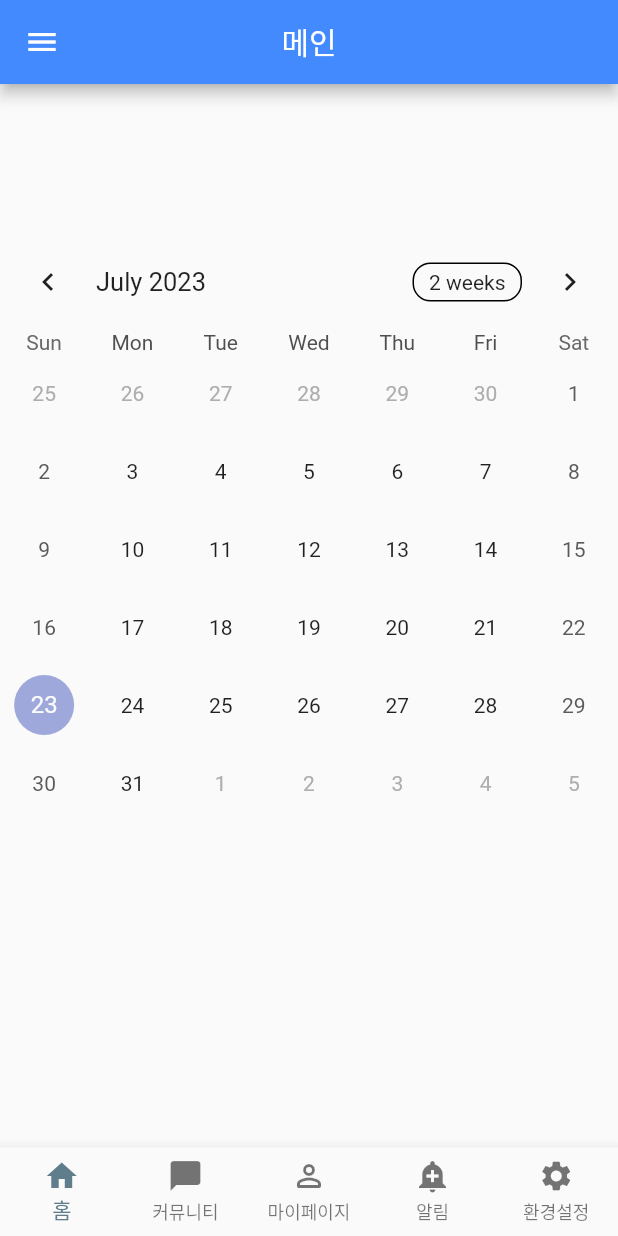
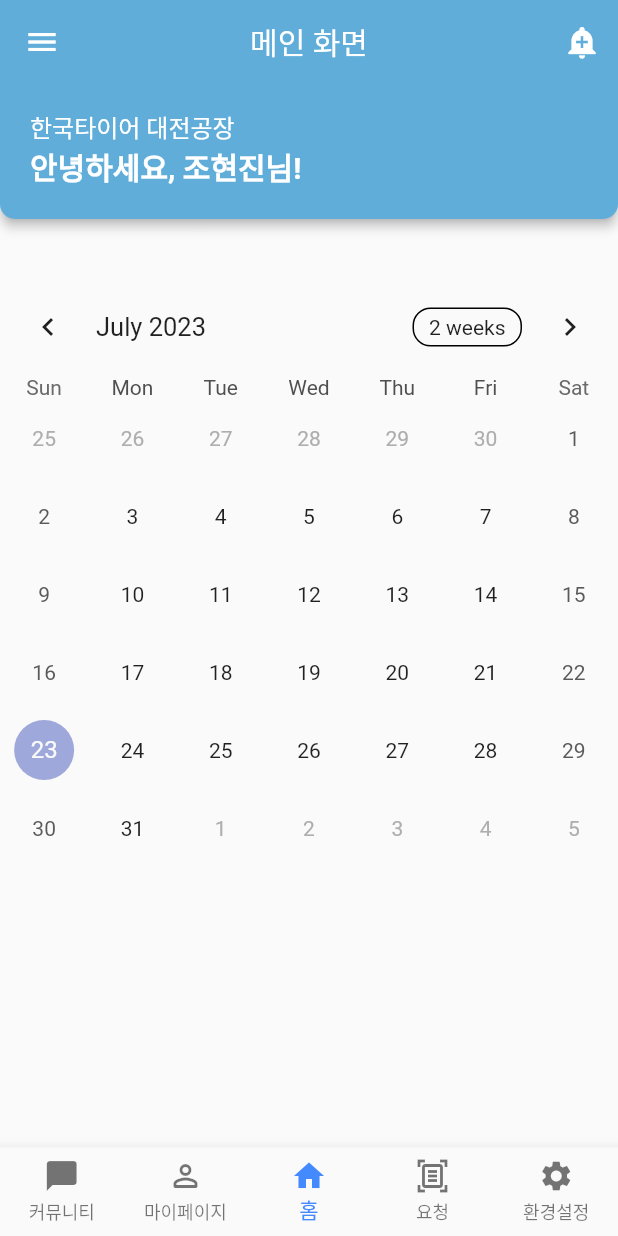
Before and after one commit to Kookmin-Contest/towork-frontend, a Flutter app: the MainMenu screen opened directly, on a phone screen of 412 x 824 dp. Run offline on Flutter 3.47's test engine with Material 2 defaults, Android fonts, the phone set to English and light mode, and no system bars; drawn by our look-alikes of table_calendar; our stand-ins replace dio, flutter_secure_storage, flutter_signin_button, fluttertoast; missing offline and left inert: dart_jsonwebtoken; accounts and stored records are empty.

Commit message:
Round Appbar 만들기

```diff
--- a/lib/main.dart
+++ b/lib/main.dart
@@ -1,5 +1,6 @@
 import 'package:flutter/material.dart';
 import 'package:gotowork/screens/login_menu.dart';
+import 'package:gotowork/shared/menu_main.dart';
 
 void main() {
   runApp(MyApp());
@@ -16,7 +17,7 @@ class MyApp extends StatelessWidget {
         brightness: Brightness.light,
         visualDensity: VisualDensity.adaptivePlatformDensity
       ),
-      home: LogIn(),
+      home: MainMenu(),
     );
   }
 }
--- a/lib/screens/home_menu.dart
+++ b/lib/screens/home_menu.dart
@@ -17,7 +17,7 @@ class _HomeMenuState extends State<HomeMenu> {
           child: Center(
             child: Column(
               children: [
-                SizedBox(height: 100.0),
+                SizedBox(height: 40.0),
                 Calendar(),
               ],
             )
--- a/lib/shared/menu_appbar.dart
+++ b/lib/shared/menu_appbar.dart
@@ -2,7 +2,7 @@ import 'package:flutter/material.dart';
 
 // 끝이 둥근 Appbar 만들어둔겁니다. 필요없으면 지울 예정
 class RoundAppBar extends StatelessWidget implements PreferredSizeWidget{
-  final double barHeight = 50;
+  final double barHeight = 90;
   const RoundAppBar({super.key});
 
   @override
@@ -10,16 +10,35 @@ class RoundAppBar extends StatelessWidget implements PreferredSizeWidget{
   @override
   Widget build(BuildContext context) {
     return AppBar(
-      title: Center(child: Text('화면')),
+      title: Text('메인 화면'),
       centerTitle: true,
-      leading: IconButton(icon: Icon(Icons.menu), onPressed: () {}),
+      backgroundColor: const Color(0xff60adda),
+      elevation: 3.0,
       actions: <Widget>[
-          IconButton(icon: Icon(Icons.perm_identity_rounded), onPressed: () {})
+          IconButton(icon: Icon(Icons.add_alert), onPressed: () {})
       ],
       shape: RoundedRectangleBorder(
         borderRadius: BorderRadius.vertical(
-          bottom: Radius.circular(48.0),
+          bottom: Radius.circular(10.0),
         ),
+      ),
+      bottom: PreferredSize(
+        preferredSize: Size.fromHeight(30.0),
+        child: Container(
+          alignment: Alignment.centerLeft,
+          padding: EdgeInsets.fromLTRB(20, 0, 0, 20),
+          child: Column(
+            crossAxisAlignment: CrossAxisAlignment.start,
+            children: [
+              Text('한국타이어 대전공장',
+                style: TextStyle(color: Colors.white, fontSize: 16.0),
+              ),
+              Text('안녕하세요, 조현진님!',
+                style: TextStyle(color: Colors.white, fontSize: 20.0,fontWeight: FontWeight.bold),
+              )
+            ],
+          ),
+        )
       ),
     );
   }
--- a/lib/shared/menu_main.dart
+++ b/lib/shared/menu_main.dart
@@ -6,6 +6,8 @@ import 'package:gotowork/screens/home_menu.dart';
 import 'package:gotowork/screens/mypage_menu.dart';
 import 'package:gotowork/screens/setting_menu.dart';
 import 'dart:async';
+
+import 'package:gotowork/shared/menu_appbar.dart';
 
 class Main extends StatelessWidget {
   @override
@@ -38,10 +40,10 @@ class NavigationRoute {
 // 하단 메뉴바 Items들
 // 표시할 라벨, 아이콘, 이동할 페이지 순으로 넣어주시면 됩니다
 final List<NavigationRoute> _routes = [
-  new NavigationRoute(name: "홈", icon: Icon(Icons.home), page: HomeMenu()),
   new NavigationRoute(name: "커뮤니티", icon: Icon(Icons.chat_bubble), page: CommunityMenu()),
   new NavigationRoute(name: "마이페이지", icon: Icon(Icons.perm_identity_rounded), page: MypageMenu()),
-  new NavigationRoute(name: "알림", icon: Icon(Icons.add_alert), page: AlertMenu()),
+  new NavigationRoute(name: "홈", icon: Icon(Icons.home), page: HomeMenu()),
+  new NavigationRoute(name: "요청", icon: Icon(Icons.document_scanner_outlined), page: AlertMenu()),
   new NavigationRoute(name: "환경설정", icon: Icon(Icons.settings), page: SettingMenu())
 ];
 
@@ -55,7 +57,7 @@ class MainMenu extends StatefulWidget {
 
 class _MainMenuState extends State<MainMenu> {
   final PageController _pageController = PageController();
-  int _currentIndex = 0;
+  int _currentIndex = 2;
   late DateTime _lastPressed;
 
   @override
@@ -79,11 +81,7 @@ class _MainMenuState extends State<MainMenu> {
         return true;
       },
       child: Scaffold(
-        appBar: AppBar(
-          centerTitle: true,
-          title: const Text('메인'),
-          backgroundColor: Colors.blueAccent
-        ),
+        appBar: RoundAppBar(),
         body: IndexedStack(
           index: _currentIndex,
           children: _routes.map((route) => route.page).toList(),
@@ -101,8 +99,14 @@ class _MainMenuState extends State<MainMenu> {
                   ),
                   onDetailsPressed: (){},
                   decoration: BoxDecoration(
-                    color: Colors.blueGrey,
+                    color: const Color(0xff9dcff7),
                   ),
+              ),
+              Container(
+                padding: EdgeInsets.fromLTRB(15, 10, 0, 10),
+                child: Text('WorkSpace',
+                style: TextStyle(fontWeight: FontWeight.bold, fontSize: 15.0),
+                ),
               ),
               ListTile(
                 title: Text('워크스페이스 1'),
@@ -122,6 +126,7 @@ class _MainMenuState extends State<MainMenu> {
         bottomNavigationBar: BottomNavigationBar(
           type: BottomNavigationBarType.fixed,
           currentIndex: _currentIndex,
+          selectedItemColor: Colors.blueAccent,
           onTap: _onTap,
           items: _routes.map((route) {
             return BottomNavigationBarItem(icon: route.icon, label: route.name);
@@ -130,6 +135,7 @@ class _MainMenuState extends State<MainMenu> {
       )
     );
   }
+
 
   void _onTap(int index){
     if(_currentIndex == index) return;
```
